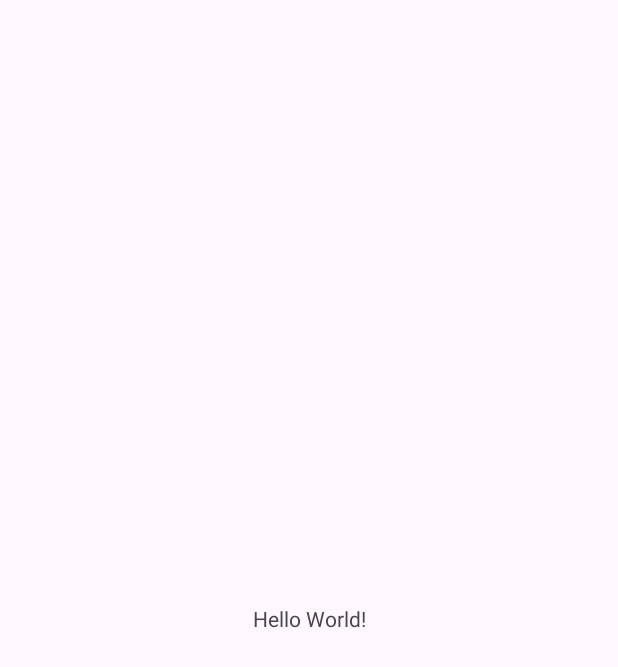
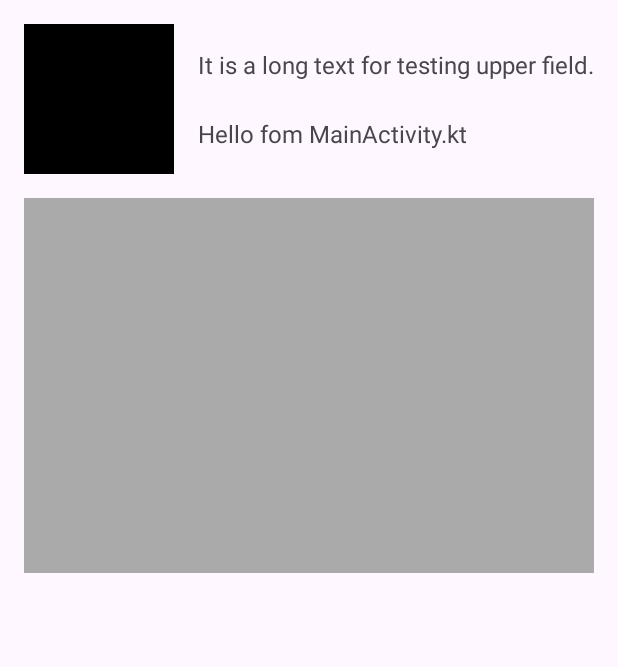
Before and after one commit to Patseev1987/android-homework, an Android app: the screen it shows after launch (MainActivity), on a phone screen of 412 x 824 dp. Before the commit the part shown is almost empty. Shown: the top 667 px of the screen. Run offline under Robolectric (Android 15) with nearby library versions, the phone set to English and light mode, and no system bars.

Commit message:
add m2_layout homework

```diff
--- a/m2_layout/build.gradle.kts
+++ b/m2_layout/build.gradle.kts
@@ -9,14 +9,17 @@ android {
 
     defaultConfig {
         applicationId = "com.example.m2_layout"
-        minSdk = 27
+        minSdk = 28
         targetSdk = 34
         versionCode = 1
         versionName = "1.0"
 
         testInstrumentationRunner = "androidx.test.runner.AndroidJUnitRunner"
     }
-
+    buildFeatures {
+        viewBinding = true
+        dataBinding = true
+    }
     buildTypes {
         release {
             isMinifyEnabled = false
--- a/m2_layout/src/main/java/com/example/m2_layout/MainActivity.kt
+++ b/m2_layout/src/main/java/com/example/m2_layout/MainActivity.kt
@@ -2,10 +2,17 @@ package com.example.m2_layout
 
 import androidx.appcompat.app.AppCompatActivity
 import android.os.Bundle
+import android.widget.TextView
+import com.example.m2_layout.databinding.ActivityMainBinding
+import com.example.m2_layout.databinding.BogdanCustomViewgroupBinding
+
 
 class MainActivity : AppCompatActivity() {
     override fun onCreate(savedInstanceState: Bundle?) {
         super.onCreate(savedInstanceState)
-        setContentView(R.layout.activity_main)
+        val binding = ActivityMainBinding.inflate(layoutInflater)
+        setContentView(binding.root)
+        binding.customView.setLowerText("Hello fom MainActivity.kt")
+        binding.customView.setUpperText("It is a long text for testing upper field.")
     }
 }
--- /dev/null
+++ b/m2_layout/src/main/java/com/example/m2_layout/customViewGroup/BogdanCustomView.kt
@@ -0,0 +1,24 @@
+package com.example.m2_layout.customViewGroup
+
+import android.content.Context
+import android.util.AttributeSet
+import android.widget.RelativeLayout
+import com.example.m2_layout.R
+import com.example.m2_layout.databinding.BogdanCustomViewgroupBinding
+
+class BogdanCustomView(context: Context,attrs:AttributeSet):RelativeLayout(context,attrs) {
+        private val binding:BogdanCustomViewgroupBinding
+    init {
+      val view =  inflate(context, R.layout.bogdan_custom_viewgroup,this)
+        binding = BogdanCustomViewgroupBinding.bind(view)
+    }
+
+
+    fun setUpperText(str:String){
+        binding.upperText.text = str
+    }
+    fun setLowerText(str:String){
+        binding.lowerText.text = str
+    }
+
+}
--- a/m2_layout/src/main/res/layout/activity_main.xml
+++ b/m2_layout/src/main/res/layout/activity_main.xml
@@ -6,13 +6,10 @@
         android:layout_width="match_parent"
         android:layout_height="match_parent"
         tools:context=".MainActivity">
-    <TextView
-            android:layout_width="wrap_content"
-            android:layout_height="wrap_content"
-            android:text="Hello World!"
-            app:layout_constraintBottom_toBottomOf="parent"
-            app:layout_constraintStart_toStartOf="parent"
-            app:layout_constraintEnd_toEndOf="parent"
-            app:layout_constraintTop_toTopOf="parent"/>
+ <com.example.m2_layout.customViewGroup.BogdanCustomView
+         android:id="@+id/custom_view"
+         android:layout_width="match_parent"
+         android:layout_height="wrap_content"
+         tools:ignore="MissingConstraints"/>
 
 </androidx.constraintlayout.widget.ConstraintLayout>
--- /dev/null
+++ b/m2_layout/src/main/res/layout/bogdan_custom_viewgroup.xml
@@ -0,0 +1,52 @@
+<?xml version="1.0" encoding="utf-8"?>
+<RelativeLayout xmlns:android="http://schemas.android.com/apk/res/android"
+                android:layout_width="match_parent"
+                android:layout_height="match_parent">
+
+    <FrameLayout
+            android:id="@+id/black_square"
+            android:layout_width="100dp"
+            android:layout_height="100dp"
+            android:background="@color/black"
+            android:layout_marginTop="16dp"
+            android:layout_marginStart="16dp"
+            android:layout_marginEnd="16dp"
+            android:layout_marginBottom="16dp"/>
+
+    <FrameLayout
+            android:id="@+id/gray_rectangle"
+            android:layout_width="match_parent"
+            android:layout_height="250dp"
+            android:background="@android:color/darker_gray"
+            android:layout_below="@+id/black_square"
+            android:layout_marginEnd="16dp"
+            android:layout_marginStart="16dp"
+            android:layout_marginBottom="16dp"/>
+    <TextView
+            android:id="@+id/upper_text"
+            android:layout_width="wrap_content"
+            android:layout_height="wrap_content"
+            android:text="@tools:sample/lorem/random"
+            android:lines="1"
+            android:textSize="16sp"
+            android:ellipsize="end"
+            android:layout_toEndOf="@+id/black_square"
+            android:layout_alignTop="@+id/black_square"
+            android:layout_marginTop="16dp"
+            android:layout_marginEnd="16dp"/>
+
+    <TextView
+            android:id="@+id/lower_text"
+            android:layout_width="wrap_content"
+            android:layout_height="wrap_content"
+            android:text="@tools:sample/lorem/random"
+            android:lines="1"
+            android:textSize="16sp"
+            android:ellipsize="end"
+            android:layout_toEndOf="@+id/black_square"
+            android:layout_alignBottom="@+id/black_square"
+            android:layout_marginBottom="16dp"
+            android:layout_marginEnd="16dp"/>
+
+
+</RelativeLayout>
```
